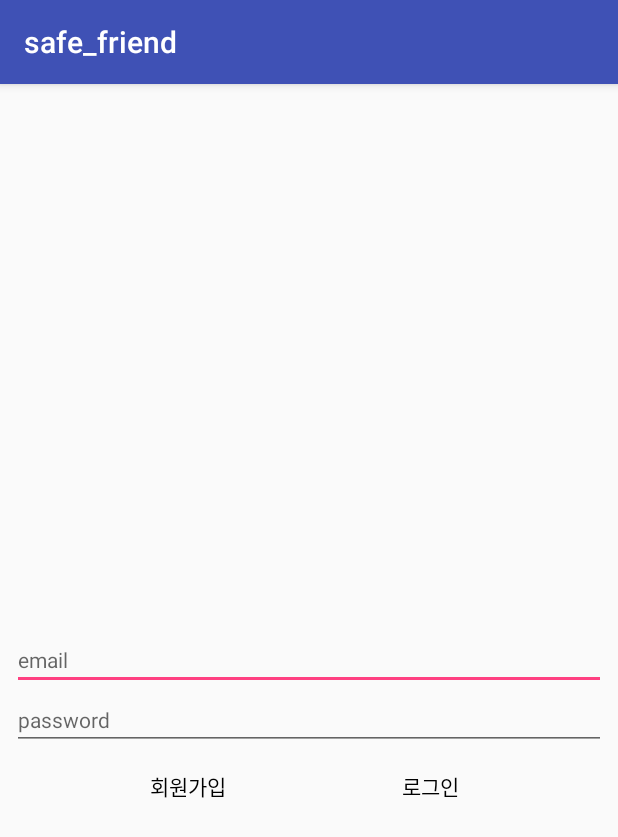
After one commit to sgk0713/safe_friend, an Android app: the LoginActivity screen opened directly, with no data from a screen before it, on a phone screen of 412 x 824 dp. The commit adds this screen. Shown: the top 837 px of the screen. Run offline under Robolectric (Android 15) with nearby library versions, the phone set to English and light mode, and no system bars.

Commit message:
로그인 뼈대 완성

```diff
--- a/app/src/main/AndroidManifest.xml
+++ b/app/src/main/AndroidManifest.xml
@@ -1,6 +1,6 @@
 <?xml version="1.0" encoding="utf-8"?>
 <manifest xmlns:android="http://schemas.android.com/apk/res/android"
-    package="com.seoul_app_contest.safe_friend">
+          package="com.seoul_app_contest.safe_friend">
 
     <application
         android:allowBackup="true"
@@ -11,10 +11,14 @@
         android:theme="@style/AppTheme">
         <activity android:name=".MainActivity">
             <intent-filter>
-                <action android:name="android.intent.action.MAIN" />
+                <action android:name="android.intent.action.MAIN"/>
 
-                <category android:name="android.intent.category.LAUNCHER" />
+                <category android:name="android.intent.category.LAUNCHER"/>
             </intent-filter>
+        </activity>
+        <activity android:name=".SplashActivity">
+        </activity>
+        <activity android:name=".Login.LoginActivity">
         </activity>
     </application>
 
--- /dev/null
+++ b/app/src/main/java/com/seoul_app_contest/safe_friend/Login/LoginActivity.java
@@ -0,0 +1,63 @@
+package com.seoul_app_contest.safe_friend.Login;
+
+import android.support.v7.app.AppCompatActivity;
+import android.os.Bundle;
+import android.view.View;
+import android.widget.Button;
+import android.widget.EditText;
+
+import com.seoul_app_contest.safe_friend.R;
+
+public class LoginActivity extends AppCompatActivity implements LoginContract.View {
+
+    private LoginContract.Presenter presenter;
+
+    @Override
+    protected void onStart() {
+        super.onStart();
+        presenter = new LoginPresenter(this);
+        presenter.autoLogin();
+    }
+
+    @Override
+    protected void onCreate(Bundle savedInstanceState) {
+        super.onCreate(savedInstanceState);
+        setContentView(R.layout.activity_login);
+        init();
+    }
+
+    private void init() {
+        final EditText emailEdt = findViewById(R.id.login_email_edt);
+        final EditText passwordEdt = findViewById(R.id.login_password_edt);
+        Button registerBtn = findViewById(R.id.login_register_btn);
+        registerBtn.setOnClickListener(new View.OnClickListener() {
+            @Override
+            public void onClick(View view) {
+                redirectRegisterActivity();
+            }
+        });
+        Button loginBtn = findViewById(R.id.login_btn);
+        loginBtn.setOnClickListener(new View.OnClickListener() {
+            @Override
+            public void onClick(View view) {
+                presenter.setUserData(emailEdt.getText().toString(), passwordEdt.getText().toString());
+                presenter.login();
+            }
+        });
+    }
+
+    @Override
+    public void showErrorToast() {
+
+    }
+
+    @Override
+    public void redirectMainActivity() {
+
+    }
+
+    @Override
+    public void redirectRegisterActivity() {
+
+    }
+}
--- /dev/null
+++ b/app/src/main/java/com/seoul_app_contest/safe_friend/Login/LoginContract.java
@@ -0,0 +1,15 @@
+package com.seoul_app_contest.safe_friend.Login;
+
+public interface LoginContract {
+    interface View {
+        void showErrorToast();
+        void redirectMainActivity();
+        void redirectRegisterActivity();
+    }
+
+    interface Presenter {
+        void setUserData(String email, String password);
+        void autoLogin();
+        void login();
+    }
+}
--- /dev/null
+++ b/app/src/main/java/com/seoul_app_contest/safe_friend/Login/LoginModel.java
@@ -0,0 +1,27 @@
+package com.seoul_app_contest.safe_friend.Login;
+
+public class LoginModel {
+    private String email;
+    private String password;
+
+    void setUserData(String email, String password) {
+        this.email = email;
+        this.password = password;
+    }
+
+    boolean existCurrentUser(){
+        return true;
+    }
+
+    void requestFirebaseAuth(AuthCallback authCallback) {
+        authCallback.onSuccessed(email, password);
+        authCallback.onFailed();
+
+    }
+
+
+    interface AuthCallback{
+        void onSuccessed(String email, String password);
+        void onFailed();
+    }
+}
--- /dev/null
+++ b/app/src/main/java/com/seoul_app_contest/safe_friend/Login/LoginPresenter.java
@@ -0,0 +1,40 @@
+package com.seoul_app_contest.safe_friend.Login;
+
+public class LoginPresenter implements LoginContract.Presenter {
+    private LoginContract.View view;
+    private LoginModel model;
+
+    public LoginPresenter(LoginContract.View view) {
+        this.view = view;
+        model = new LoginModel();
+    }
+
+    @Override
+    public void setUserData(String email, String password) {
+        model.setUserData(email, password);
+    }
+
+    @Override
+    public void autoLogin() {
+        if (model.existCurrentUser()){
+            view.redirectMainActivity();
+        }
+    }
+
+
+    @Override
+    public void login() {
+        model.requestFirebaseAuth(new LoginModel.AuthCallback() {
+            @Override
+            public void onSuccessed(String email, String password) {
+
+            }
+
+            @Override
+            public void onFailed() {
+
+            }
+        });
+
+    }
+}
--- /dev/null
+++ b/app/src/main/java/com/seoul_app_contest/safe_friend/SplashActivity.java
@@ -0,0 +1,13 @@
+package com.seoul_app_contest.safe_friend;
+
+import android.support.v7.app.AppCompatActivity;
+import android.os.Bundle;
+
+public class SplashActivity extends AppCompatActivity {
+
+    @Override
+    protected void onCreate(Bundle savedInstanceState) {
+        super.onCreate(savedInstanceState);
+        setContentView(R.layout.activity_splash);
+    }
+}
--- /dev/null
+++ b/app/src/main/res/layout/activity_login.xml
@@ -0,0 +1,50 @@
+<?xml version="1.0" encoding="utf-8"?>
+<android.support.constraint.ConstraintLayout
+    xmlns:android="http://schemas.android.com/apk/res/android"
+    xmlns:app="http://schemas.android.com/apk/res-auto"
+    xmlns:tools="http://schemas.android.com/tools"
+    android:layout_width="match_parent"
+    android:layout_height="match_parent"
+    android:padding="8dp"
+    tools:context=".Login.LoginActivity">
+
+    <EditText
+        android:id="@+id/login_email_edt"
+        android:layout_width="match_parent"
+        android:layout_height="wrap_content"
+        android:inputType="textEmailAddress"
+        android:theme="@style/LoginEmailHint"
+        app:layout_constraintTop_toTopOf="parent"
+        app:layout_constraintBottom_toBottomOf="parent"
+        app:layout_constraintEnd_toEndOf="parent"
+        app:layout_constraintStart_toStartOf="parent"/>
+
+    <EditText
+        android:id="@+id/login_password_edt"
+        android:layout_width="match_parent"
+        android:layout_height="wrap_content"
+        android:inputType="textPassword"
+        android:theme="@style/LoginPasswordHint"
+        app:layout_constraintTop_toBottomOf="@id/login_email_edt"/>
+
+    <Button
+        android:id="@+id/login_register_btn"
+        android:layout_width="wrap_content"
+        android:layout_height="wrap_content"
+        android:background="@android:color/transparent"
+        android:theme="@style/LoginRegisterBtn"
+        app:layout_constraintEnd_toStartOf="@id/login_btn"
+        app:layout_constraintStart_toStartOf="@id/login_password_edt"
+        app:layout_constraintTop_toBottomOf="@id/login_password_edt"/>
+
+    <Button
+        android:id="@+id/login_btn"
+        android:layout_width="wrap_content"
+        android:layout_height="wrap_content"
+        android:background="@android:color/transparent"
+        android:theme="@style/LoginBtn"
+        app:layout_constraintEnd_toEndOf="@id/login_password_edt"
+        app:layout_constraintStart_toEndOf="@id/login_register_btn"
+        app:layout_constraintTop_toBottomOf="@id/login_password_edt"/>
+
+</android.support.constraint.ConstraintLayout>
--- /dev/null
+++ b/app/src/main/res/layout/activity_splash.xml
@@ -0,0 +1,10 @@
+<?xml version="1.0" encoding="utf-8"?>
+<android.support.constraint.ConstraintLayout
+    xmlns:android="http://schemas.android.com/apk/res/android"
+    xmlns:app="http://schemas.android.com/apk/res-auto"
+    xmlns:tools="http://schemas.android.com/tools"
+    android:layout_width="match_parent"
+    android:layout_height="match_parent"
+    tools:context=".SplashActivity">
+
+</android.support.constraint.ConstraintLayout>
--- a/app/src/main/res/values/colors.xml
+++ b/app/src/main/res/values/colors.xml
@@ -3,4 +3,6 @@
     <color name="colorPrimary">#3F51B5</color>
     <color name="colorPrimaryDark">#303F9F</color>
     <color name="colorAccent">#FF4081</color>
+
+    <color name="black">#000000</color>
 </resources>
--- a/app/src/main/res/values/strings.xml
+++ b/app/src/main/res/values/strings.xml
@@ -1,3 +1,9 @@
 <resources>
     <string name="app_name">safe_friend</string>
+
+    <!--LoginActivity-->
+    <string name="register_text">회원가입</string>
+    <string name="login_text">로그인</string>
+    <string name="email_hint">email</string>
+    <string name="password_hint">password</string>
 </resources>
--- a/app/src/main/res/values/styles.xml
+++ b/app/src/main/res/values/styles.xml
@@ -8,4 +8,29 @@
         <item name="colorAccent">@color/colorAccent</item>
     </style>
 
+    <!-- LoginActivity -->
+    <style name="LoginEmailHint">
+        <item name="android:hint">@string/email_hint</item>
+        <item name="android:textSize">14sp</item>
+        <item name="android:textColor">@color/black</item>
+    </style>
+
+    <style name="LoginPasswordHint">
+        <item name="android:hint">@string/password_hint</item>
+        <item name="android:textSize">14sp</item>
+        <item name="android:textColor">@color/black</item>
+    </style>
+
+    <style name="LoginRegisterBtn">
+        <item name="android:text">@string/register_text</item>
+        <item name="android:textSize">14sp</item>
+        <item name="android:textColor">@color/black</item>
+    </style>
+
+    <style name="LoginBtn">
+        <item name="android:text">@string/login_text</item>
+        <item name="android:textSize">14sp</item>
+        <item name="android:textColor">@color/black</item>
+    </style>
+
 </resources>
```
